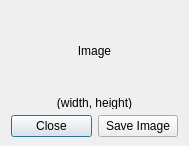
The window that XDBF/imagedialog.ui (hetelek/XDBF-Manager) describes before a commit, drawn with Qt 5.
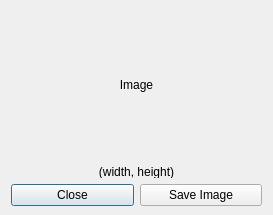
The same window after the commit. Icons and pictures are not drawn.

The edit to the form file:
```diff
--- a/XDBF/imagedialog.ui
+++ b/XDBF/imagedialog.ui
@@ -6,8 +6,8 @@
    <rect>
     <x>0</x>
     <y>0</y>
-    <width>189</width>
-    <height>146</height>
+    <width>273</width>
+    <height>215</height>
    </rect>
   </property>
   <property name="windowTitle">
```
